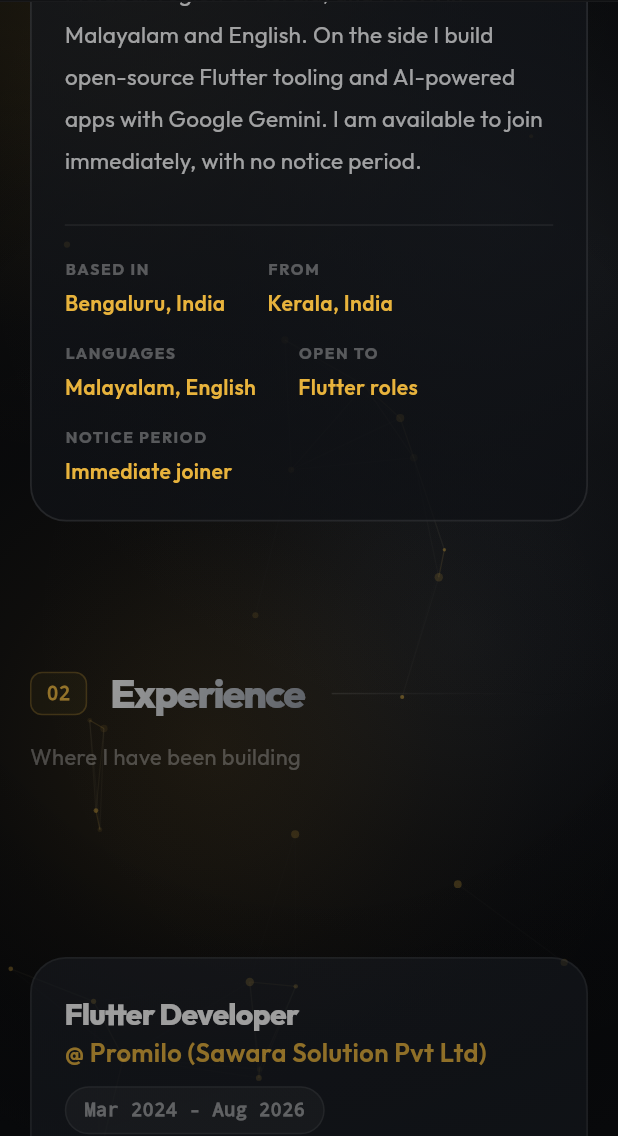
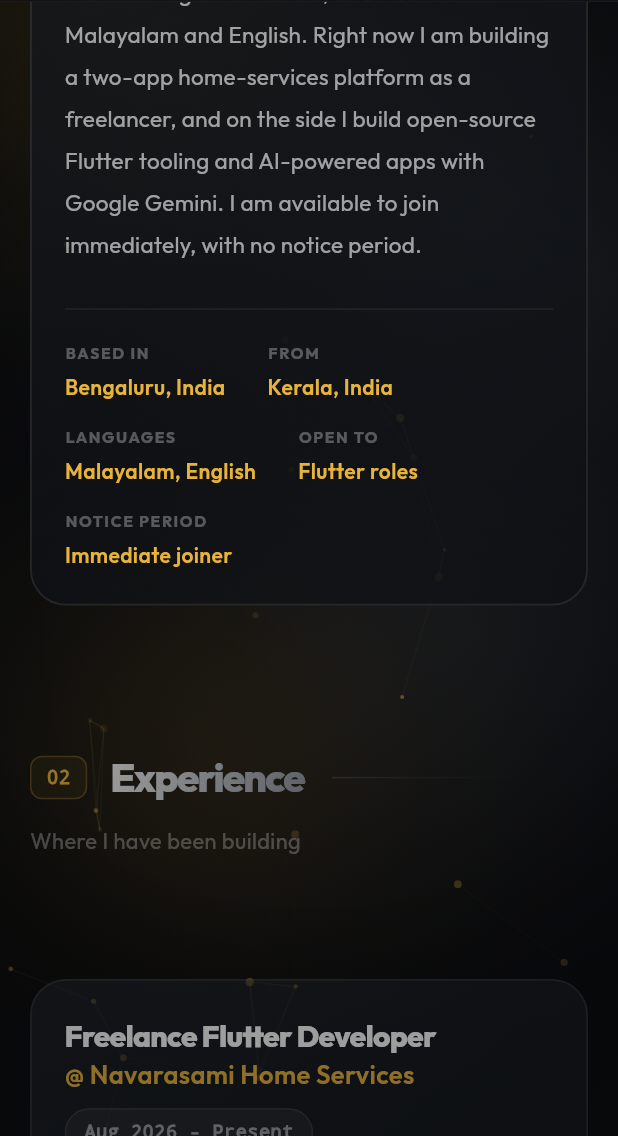
Before and after one commit to favadthottathil/portfolio-flutter-web, a Flutter app: the screen it shows after launch, scrolled down 1728 dp, on a phone screen of 412 x 824 dp, the part 100-1236 px from its top. Run offline on Flutter 3.47's test engine with Material 3 defaults, Android fonts, the phone set to English and light mode, and no system bars; our stand-ins replace flutter_animate, google_fonts, web.

Commit message:
Update portfolio content from latest resume
- Replace the bundled resume PDF with the latest version
- Add Navarasami Home Services freelance role (Aug 2026 - Present) and project
- Add Flutter Gemini Chat and flutter_device_insights personal projects
- Add Docker/Render and GHCR work to the performance dashboard and Zenith AI
- Expand skills with Kotlin, Swift, Platform Channels, Server-Driven UI,
  FastAPI, WebSocket, Fastlane, Docker and more
- Mention the current freelance work in the About section

Co-Authored-By: Claude Opus 5.5 <noreply@anthropic.com>
Claude-Session: https://claude.ai/code/session_01YD59Z5Z7QmsaqoJ3zV5LwK

```diff
--- a/lib/features/about/about_section.dart
+++ b/lib/features/about/about_section.dart
@@ -21,8 +21,9 @@ class AboutSection extends StatelessWidget {
         'are invisible when they work — session handling that does not drop users, architecture '
         'that survives the next feature, tests that catch the regression before QA does.',
     'I am based in Bengaluru, originally from the Malabar region of Kerala, and I work in '
-        'Malayalam and English. On the side I build open-source Flutter tooling and AI-powered '
-        'apps with Google Gemini. I am available to join immediately, with no notice period.',
+        'Malayalam and English. Right now I am building a two-app home-services platform as a '
+        'freelancer, and on the side I build open-source Flutter tooling and AI-powered apps with '
+        'Google Gemini. I am available to join immediately, with no notice period.',
   ];
 
   @override
--- a/lib/features/experience/experience_data.dart
+++ b/lib/features/experience/experience_data.dart
@@ -1,6 +1,16 @@
 import 'models/experience_entry.dart';
 
 const List<ExperienceEntry> experienceEntries = [
+  ExperienceEntry(
+    title: 'Freelance Flutter Developer',
+    company: '@ Navarasami Home Services',
+    date: 'Aug 2026 - Present',
+    bullets: [
+      'Building two mobile apps for a home-services platform: a Customer app (service booking, quotations, Razorpay payments, complaint tracking, notifications) and a Service Adviser app for field staff (attendance check-in, site visits, material requests, location tracking).',
+      'Designed both apps for easy maintenance with Clean Architecture and BLoC, with secure sign-in and protected user data.',
+      'Set up 160+ automated test files and an automatic release process with GitHub Actions and Fastlane, shipping signed builds with Firebase Crashlytics crash reporting.',
+    ],
+  ),
   ExperienceEntry(
     title: 'Flutter Developer',
     company: '@ Promilo (Sawara Solution Pvt Ltd)',
--- a/lib/features/projects/projects_data.dart
+++ b/lib/features/projects/projects_data.dart
@@ -1,6 +1,30 @@
 import 'models/project.dart';
 
 const List<Project> projects = [
+  Project(
+    title: 'Navarasami Home Services',
+    subtitle: 'Two mobile apps · Freelance project · Aug 2026 – Present',
+    tag: 'In progress',
+    description:
+        'A home-services platform delivered as two Flutter apps: a Customer app for booking '
+        'services and a Service Adviser app for field staff. Designed for easy maintenance, with '
+        'secure sign-in and protected user data.',
+    highlights: [
+      'Customer app: service booking, quotations, Razorpay payments, complaint tracking, and notifications.',
+      'Service Adviser app: attendance check-in, site visits, material requests, and location tracking for field staff.',
+      'Clean Architecture and BLoC across both apps.',
+      '160+ automated test files and an automatic release process (GitHub Actions, Fastlane) with signed builds and Firebase Crashlytics crash reporting.',
+    ],
+    techStack: [
+      'Flutter',
+      'BLoC',
+      'Clean Architecture',
+      'Razorpay',
+      'GitHub Actions',
+      'Fastlane',
+      'Crashlytics',
+    ],
+  ),
   Project(
     title: 'CollegeLinkr',
     subtitle: 'Agent app · Technical lead · iOS & Android · Jun – Aug 2026',
@@ -101,6 +125,7 @@ const List<Project> projects = [
       'Flutter Web dashboard (fl_chart, go_router) showing real-time metrics with AI-generated, severity-scored insights.',
       'Node.js/Express + PostgreSQL backend with a JWT-authenticated ingestion API, per-key rate limiting, and SSE streaming.',
       'Gemini integration generating issue and recommendation reports automatically; Razorpay for subscription billing.',
+      'Server and database packaged with Docker so the whole system starts with one command; automated builds publish the image and it runs live on Render.',
     ],
     techStack: [
       'Flutter',
@@ -109,6 +134,7 @@ const List<Project> projects = [
       'PostgreSQL',
       'Gemini API',
       'fl_chart',
+      'Docker',
     ],
     links: [
       ProjectLink(
@@ -144,13 +170,21 @@ const List<Project> projects = [
     title: 'Zenith AI',
     subtitle: 'Cross-platform AI app · Personal project',
     description:
-        'An AI-powered app that gives instant, live responses using Google Gemini. I built and '
-        'deployed both the Flutter app and its Python backend.',
+        'An AI-powered mobile app that streams instant, live answers from Google Gemini. I built '
+        'both the Flutter app and its FastAPI server.',
     highlights: [
-      'Instant, live AI responses powered by the Google Gemini API.',
-      'Full-stack ownership — Flutter frontend plus a Python server, both built and deployed solo.',
+      'Live, streamed AI responses over WebSocket, powered by the Google Gemini API.',
+      'Full-stack ownership — Flutter frontend plus a Python (FastAPI) server, both built and deployed solo.',
+      'Server packaged with Docker so it runs the same everywhere, with secrets kept out of the code; automated builds publish the image to GitHub Container Registry.',
     ],
-    techStack: ['Flutter', 'Dart', 'Python', 'Gemini API'],
+    techStack: [
+      'Flutter',
+      'Dart',
+      'FastAPI',
+      'WebSocket',
+      'Gemini API',
+      'Docker',
+    ],
     links: [
       ProjectLink(
         type: ProjectLinkType.live,
@@ -171,6 +205,44 @@ const List<Project> projects = [
     ],
   ),
   Project(
+    title: 'Flutter Gemini Chat',
+    subtitle: 'AI chat app · Personal project',
+    description:
+        'An AI chat app with LLM integration that streams Google Gemini replies live as they are '
+        'written, backed by 98 automated tests.',
+    highlights: [
+      'Gemini replies stream into the chat live as they are written.',
+      'Backed by 98 automated tests.',
+    ],
+    techStack: ['Flutter', 'Dart', 'Gemini API'],
+    links: [
+      ProjectLink(
+        type: ProjectLinkType.source,
+        url: 'https://github.com/favadthottathil/flutter-gemini-chat',
+        tooltip: 'View on GitHub',
+      ),
+    ],
+  ),
+  Project(
+    title: 'flutter_device_insights',
+    subtitle: 'Open-source Flutter plugin · Android & iOS',
+    description:
+        'A free, open-source Flutter plugin that lets apps read device details such as battery '
+        'level and phone model on Android and iOS, using native code through Platform Channels.',
+    highlights: [
+      'Native integration in Kotlin (Android) and Swift (iOS).',
+      'Native code reaches Dart through Platform Channels.',
+    ],
+    techStack: ['Flutter', 'Dart', 'Kotlin', 'Swift', 'Platform Channels'],
+    links: [
+      ProjectLink(
+        type: ProjectLinkType.source,
+        url: 'https://github.com/favadthottathil/flutter_device_insights',
+        tooltip: 'View on GitHub',
+      ),
+    ],
+  ),
+  Project(
     title: 'Appium Automation Suite',
     subtitle: 'Mobile test automation · Promilo',
     description:
--- a/lib/features/skills/skills_data.dart
+++ b/lib/features/skills/skills_data.dart
@@ -10,7 +10,12 @@ const List<SkillCategory> skillCategories = [
       'iOS',
       'Material Design',
       'Cupertino',
+      'Kotlin',
+      'Swift (basics)',
+      'Platform Channels (MethodChannel, Pigeon)',
       'go_router (deep linking)',
+      'Flutter Web',
+      'Flavors',
     ],
   ),
   SkillCategory(
@@ -20,6 +25,9 @@ const List<SkillCategory> skillCategories = [
       'MVVM',
       'SOLID',
       'OOP',
+      'Repository Pattern',
+      'Server-Driven UI',
+      'Modular Architecture',
       'get_it / injectable',
       'freezed',
     ],
@@ -35,7 +43,9 @@ const List<SkillCategory> skillCategories = [
       'Dio / Retrofit',
       'Firebase (Auth, Firestore, FCM, Crashlytics)',
       'Push Notifications',
+      'WebSocket / Streaming',
       'Node.js',
+      'FastAPI',
     ],
   ),
   SkillCategory(
@@ -46,8 +56,10 @@ const List<SkillCategory> skillCategories = [
       'SQLite',
       'SharedPreferences',
       'flutter_secure_storage',
+      'Offline Data Handling',
       'JWT Auth',
       'Certificate Pinning',
+      'R8 Obfuscation',
     ],
   ),
   SkillCategory(
@@ -58,6 +70,7 @@ const List<SkillCategory> skillCategories = [
       'mockito',
       'Appium',
       'Code Reviews',
+      'Crashlytics',
       'Performance & App Size Optimization',
     ],
   ),
@@ -69,6 +82,9 @@ const List<SkillCategory> skillCategories = [
       'TestFlight',
       'CI/CD',
       'GitHub Actions',
+      'Fastlane',
+      'Docker / Docker Compose',
+      'GitHub Container Registry',
       'Azure DevOps',
       'Git',
     ],
```
Also changed, not shown: 1 other file.
